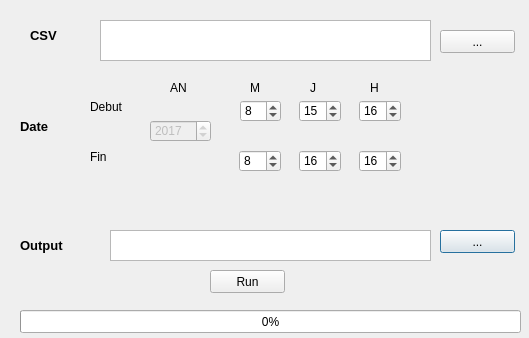
The window that BioSIM_dialog_image.ui (RNCan/BioSIMPlugin) describes before a commit, drawn with Qt 5.
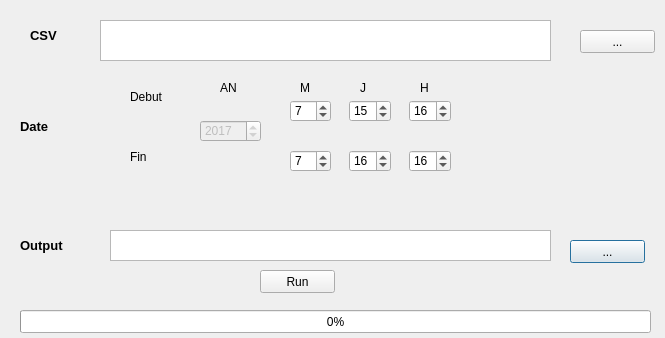
The same window after the commit.

Patch:
```diff
--- a/BioSIM_dialog_image.ui
+++ b/BioSIM_dialog_image.ui
@@ -6,7 +6,7 @@
    <rect>
     <x>0</x>
     <y>0</y>
-    <width>529</width>
+    <width>665</width>
     <height>338</height>
    </rect>
   </property>
@@ -18,7 +18,7 @@
     <rect>
      <x>110</x>
      <y>230</y>
-     <width>321</width>
+     <width>441</width>
      <height>31</height>
     </rect>
    </property>
@@ -33,8 +33,8 @@
   <widget class="QPushButton" name="output_button">
    <property name="geometry">
     <rect>
-     <x>440</x>
-     <y>230</y>
+     <x>570</x>
+     <y>240</y>
      <width>75</width>
      <height>23</height>
     </rect>
@@ -86,7 +86,7 @@
   <widget class="QLabel" name="label_m_3">
    <property name="geometry">
     <rect>
-     <x>250</x>
+     <x>300</x>
      <y>80</y>
      <width>16</width>
      <height>16</height>
@@ -99,7 +99,7 @@
   <widget class="QPushButton" name="csv_button">
    <property name="geometry">
     <rect>
-     <x>440</x>
+     <x>580</x>
      <y>30</y>
      <width>75</width>
      <height>23</height>
@@ -112,7 +112,7 @@
   <widget class="QPushButton" name="run_button">
    <property name="geometry">
     <rect>
-     <x>210</x>
+     <x>260</x>
      <y>270</y>
      <width>75</width>
      <height>23</height>
@@ -145,7 +145,7 @@
   <widget class="QLabel" name="label_j_5">
    <property name="geometry">
     <rect>
-     <x>310</x>
+     <x>360</x>
      <y>80</y>
      <width>21</width>
      <height>16</height>
@@ -158,7 +158,7 @@
   <widget class="QLabel" name="label_an_3">
    <property name="geometry">
     <rect>
-     <x>170</x>
+     <x>220</x>
      <y>80</y>
      <width>31</width>
      <height>16</height>
@@ -173,7 +173,7 @@
     <rect>
      <x>100</x>
      <y>20</y>
-     <width>331</width>
+     <width>451</width>
      <height>41</height>
     </rect>
    </property>
@@ -191,7 +191,7 @@
    </property>
    <property name="geometry">
     <rect>
-     <x>150</x>
+     <x>200</x>
      <y>120</y>
      <width>61</width>
      <height>22</height>
@@ -218,7 +218,7 @@
     <rect>
      <x>20</x>
      <y>310</y>
-     <width>501</width>
+     <width>631</width>
      <height>23</height>
     </rect>
    </property>
@@ -229,7 +229,7 @@
   <widget class="QSpinBox" name="spin_h1">
    <property name="geometry">
     <rect>
-     <x>359</x>
+     <x>409</x>
      <y>150</y>
      <width>42</width>
      <height>22</height>
@@ -248,7 +248,7 @@
   <widget class="QSpinBox" name="spin_h">
    <property name="geometry">
     <rect>
-     <x>359</x>
+     <x>409</x>
      <y>100</y>
      <width>42</width>
      <height>22</height>
@@ -264,35 +264,10 @@
     <number>16</number>
    </property>
   </widget>
-  <widget class="QSpinBox" name="spin_m1">
-   <property name="geometry">
-    <rect>
-     <x>239</x>
-     <y>150</y>
-     <width>42</width>
-     <height>22</height>
-    </rect>
-   </property>
-   <property name="sizePolicy">
-    <sizepolicy hsizetype="Minimum" vsizetype="Maximum">
-     <horstretch>0</horstretch>
-     <verstretch>0</verstretch>
-    </sizepolicy>
-   </property>
-   <property name="minimum">
-    <number>1</number>
-   </property>
-   <property name="maximum">
-    <number>12</number>
-   </property>
-   <property name="value">
-    <number>8</number>
-   </property>
-  </widget>
   <widget class="QSpinBox" name="spin_j">
    <property name="geometry">
     <rect>
-     <x>299</x>
+     <x>349</x>
      <y>100</y>
      <width>42</width>
      <height>22</height>
@@ -317,7 +292,7 @@
   <widget class="QSpinBox" name="spin_j1">
    <property name="geometry">
     <rect>
-     <x>299</x>
+     <x>349</x>
      <y>150</y>
      <width>42</width>
      <height>22</height>
@@ -342,7 +317,7 @@
   <widget class="QSpinBox" name="spin_m">
    <property name="geometry">
     <rect>
-     <x>240</x>
+     <x>290</x>
      <y>100</y>
      <width>41</width>
      <height>22</height>
@@ -361,13 +336,13 @@
     <number>12</number>
    </property>
    <property name="value">
-    <number>8</number>
+    <number>7</number>
    </property>
   </widget>
   <widget class="QLabel" name="label_j_2">
    <property name="geometry">
     <rect>
-     <x>370</x>
+     <x>420</x>
      <y>80</y>
      <width>21</width>
      <height>16</height>
@@ -380,8 +355,8 @@
   <widget class="QLabel" name="label_date">
    <property name="geometry">
     <rect>
-     <x>90</x>
-     <y>100</y>
+     <x>130</x>
+     <y>90</y>
      <width>47</width>
      <height>13</height>
     </rect>
@@ -393,7 +368,7 @@
   <widget class="QLabel" name="label_date_2">
    <property name="geometry">
     <rect>
-     <x>90</x>
+     <x>130</x>
      <y>150</y>
      <width>47</width>
      <height>13</height>
@@ -403,6 +378,31 @@
     <string>Fin</string>
    </property>
   </widget>
+  <widget class="QSpinBox" name="spin_m1">
+   <property name="geometry">
+    <rect>
+     <x>290</x>
+     <y>150</y>
+     <width>41</width>
+     <height>22</height>
+    </rect>
+   </property>
+   <property name="sizePolicy">
+    <sizepolicy hsizetype="Minimum" vsizetype="Maximum">
+     <horstretch>0</horstretch>
+     <verstretch>0</verstretch>
+    </sizepolicy>
+   </property>
+   <property name="minimum">
+    <number>1</number>
+   </property>
+   <property name="maximum">
+    <number>12</number>
+   </property>
+   <property name="value">
+    <number>7</number>
+   </property>
+  </widget>
  </widget>
  <resources/>
  <connections/>
```
